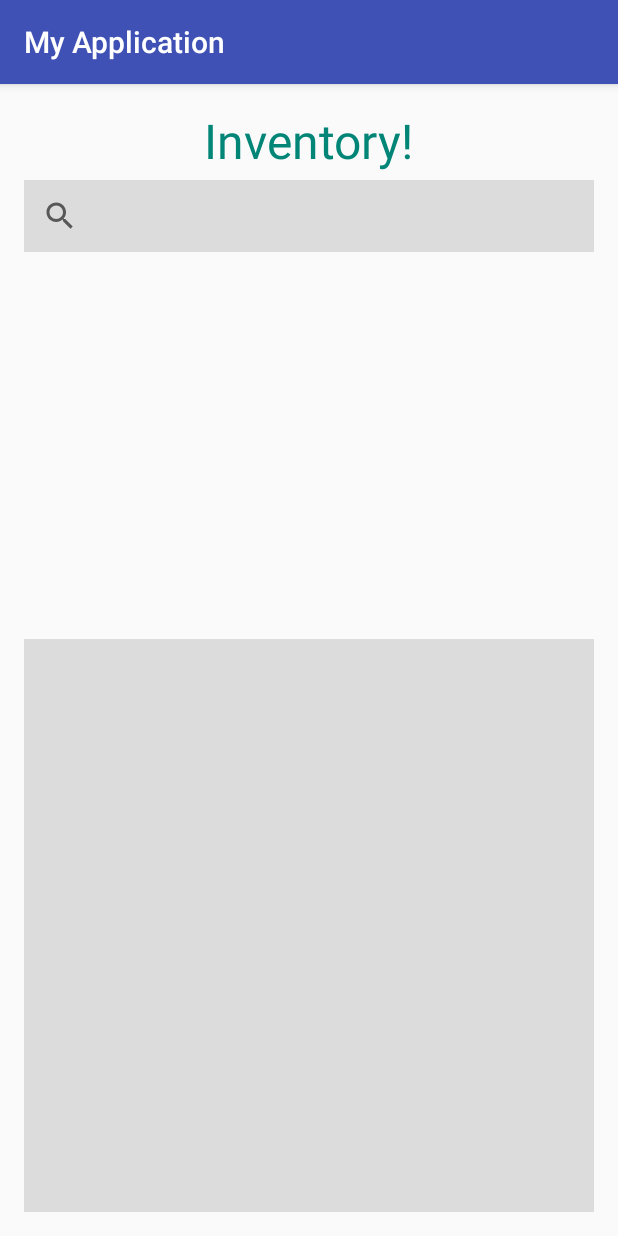
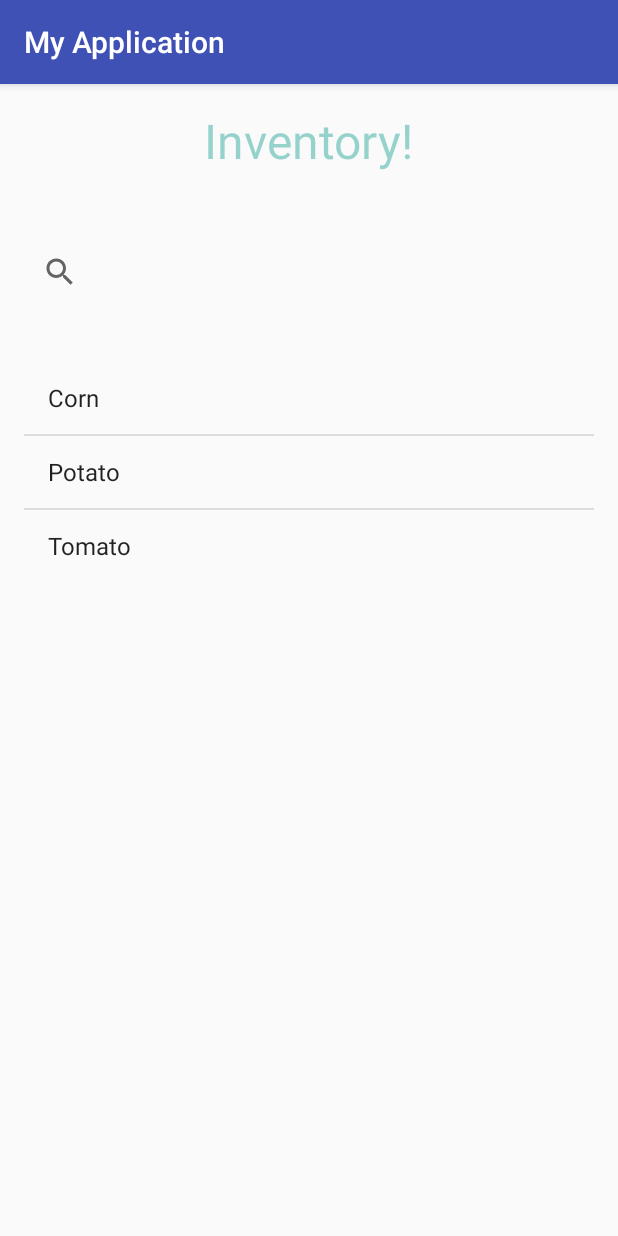
Before and after one commit to olehharkusha93/Inventory-Management-App, an Android app: the DatabaseInvetoryActivity screen opened directly, with no data from a screen before it, on a phone screen of 412 x 824 dp. Run offline under Robolectric (Android 15) with nearby library versions, the phone set to English and light mode, and no system bars.

```diff
--- a/Android/Android_InvManagement/MyApplication/app/src/main/AndroidManifest.xml
+++ b/Android/Android_InvManagement/MyApplication/app/src/main/AndroidManifest.xml
@@ -2,7 +2,10 @@
 <manifest xmlns:android="http://schemas.android.com/apk/res/android"
     package="com.example.oleh.myapplication">
 
+    <uses-permission android:name="android.permission.INTERNET"/>
+
     <application
+        android:name="com.example.oleh.myapplication.App"
         android:allowBackup="true"
         android:icon="@mipmap/ic_launcher"
         android:label="@string/app_name"
--- a/Android/Android_InvManagement/MyApplication/app/src/main/java/com/example/oleh/myapplication/DatabaseInvetoryActivity.java
+++ b/Android/Android_InvManagement/MyApplication/app/src/main/java/com/example/oleh/myapplication/DatabaseInvetoryActivity.java
@@ -1,23 +1,85 @@
 package com.example.oleh.myapplication;
 
+import android.app.ListActivity;
+import android.app.ProgressDialog;
+import android.os.AsyncTask;
 import android.support.v7.app.AppCompatActivity;
 import android.os.Bundle;
+import android.support.v7.widget.DecorToolbar;
 import android.support.v7.widget.SearchView;
+import android.util.Log;
+import android.widget.ArrayAdapter;
 import android.widget.ListView;
 import android.widget.TextView;
 
+import io.cloudboost.CloudException;
+import io.cloudboost.CloudObject;
+import io.cloudboost.CloudObjectArrayCallback;
+import io.cloudboost.CloudQuery;
+
 public class DatabaseInvetoryActivity extends AppCompatActivity {
+
     TextView text;
-    ListView list;
-    SearchView search;
+    ListView listView;
+    String[] food = {"Corn", "Potato", "Tomato"};
+    CloudQuery itemList;
+    ArrayAdapter<String> adapter;
+    public ProgressDialog pdialog;
+
 
     @Override
     protected void onCreate(Bundle savedInstanceState) {
         super.onCreate(savedInstanceState);
         setContentView(R.layout.activity_database_invetory);
+        pdialog=new ProgressDialog(this);
 
-        text = (TextView)findViewById(R.id.inventoryLabel);
-        //search = (SearchView)findViewById(R.id.searchView);
-        //list = (ListView)findViewById(R.id.invList);
+        text = (TextView) findViewById(R.id.testText);
+        listView = (ListView)findViewById(R.id.listView);
+        adapter = new ArrayAdapter<String>(this,android.R.layout.simple_list_item_1,food);
+        //adapter = new ArrayAdapter<String>(this,q, itemList);
+        listView.setAdapter(adapter);
+        // search = (SearchView)findViewById(R.id.searchView);
+        //new Query().execute();
+
+    }
+
+     public class Query extends AsyncTask<String, String, String> {
+         @Override
+        protected void onPreExecute()
+        {
+            super.onPreExecute();
+            pdialog.setMessage("Searching...");
+            pdialog.show();
+        }
+        @Override
+        protected String doInBackground(String... args) {
+            final CloudQuery query = new CloudQuery("Test");
+            try {
+                //test = new CloudQuery[]{query.all("Test")};
+                //final CloudQuery[] test = new CloudQuery[]{query.all("Test")};
+                //itemList = query.all("Test");
+                query.find(new CloudObjectArrayCallback() {
+                    @Override
+                    public void done(CloudObject[] x, CloudException t) throws CloudException {
+                        if (x != null) {
+                            //adapter = new ArrayAdapter<String>(this,CloudQuery[0],test);
+
+                            Log.d("Test", "not null");
+                        } else {
+                            Log.d("Test", "is null");
+                        }
+                        if (t != null) {
+                            Log.d("Test", "not null");
+                        } else {
+                            Log.d("Test", "is null");
+                        }
+                    }
+                });
+            } catch (CloudException e) {
+                e.printStackTrace();
+            }
+            return null;
+
+        }
     }
 }
--- a/Android/Android_InvManagement/MyApplication/app/src/main/java/com/example/oleh/myapplication/RegisterRequest.java
+++ b/Android/Android_InvManagement/MyApplication/app/src/main/java/com/example/oleh/myapplication/RegisterRequest.java
@@ -1,4 +1,4 @@
-package com.example.oleh.myapplication;
+/*package com.example.oleh.myapplication;
 
 import android.app.Application;
 import android.util.Log;
@@ -29,4 +29,4 @@ public class RegisterRequest extends Application
 
     }
 
-}
+}*/
--- a/Android/Android_InvManagement/MyApplication/app/src/main/res/layout/activity_database_invetory.xml
+++ b/Android/Android_InvManagement/MyApplication/app/src/main/res/layout/activity_database_invetory.xml
@@ -8,41 +8,53 @@
     android:paddingRight="@dimen/activity_horizontal_margin"
     android:paddingTop="@dimen/activity_vertical_margin"
     tools:context="com.example.oleh.myapplication.DatabaseInvetoryActivity">
+
+    <LinearLayout
+        android:orientation="vertical"
+        android:layout_width="wrap_content"
+        android:layout_height="match_parent"
+        android:layout_alignParentLeft="true"
+        android:layout_alignParentStart="true"
+        android:weightSum="1"
+        android:layout_alignParentRight="true"
+        android:layout_alignParentEnd="true">
+
         <TextView
             android:layout_width="wrap_content"
             android:layout_height="wrap_content"
             android:text="Inventory!"
-        android:id="@+id/inventoryLabel"
+            android:id="@+id/testText"
             android:textSize="32dp"
-        android:textColor="@color/accent_material_light"
+            android:textColor="@color/highlighted_text_material_light"
             android:layout_above="@+id/contButton"
             android:layout_centerHorizontal="true"
-        android:layout_marginBottom="52dp" />
+            android:layout_marginBottom="42dp"
+            android:layout_gravity="center_horizontal" />
 
-    <FrameLayout
-        android:layout_width="match_parent"
-        android:layout_height="match_parent"
-        android:layout_alignParentTop="true"
-        android:layout_alignParentLeft="true"
-        android:layout_alignParentStart="true"
-        android:id="@+id/MainLayout"
-        android:layout_marginTop="48dp">
+        <LinearLayout
+            android:orientation="vertical"
+            android:layout_width="fill_parent"
+            android:layout_height="wrap_content"
+            android:layout_weight="0.08">
 
             <SearchView
+                android:layout_width="wrap_content"
+                android:layout_height="wrap_content"
+                android:id="@+id/searchView" />
+        </LinearLayout>
+
+        <LinearLayout
+            android:orientation="vertical"
             android:layout_width="match_parent"
             android:layout_height="wrap_content"
-            android:id="@+id/searchView"
-            android:layout_gravity="left|top"
-            android:background="@color/abc_color_highlight_material" />
+            android:layout_weight="0.99">
 
             <ListView
-            android:layout_width="wrap_content"
-            android:layout_height="382dp"
-            android:id="@+id/invList"
-            android:layout_gravity="center_horizontal|bottom"
-            android:background="@color/abc_color_highlight_material"
-            android:clickable="true"
-            android:contextClickable="true" />
-    </FrameLayout>
+                android:layout_width="match_parent"
+                android:layout_height="wrap_content"
+                android:id="@+id/listView"
+                android:layout_gravity="center_horizontal" />
+        </LinearLayout>
+    </LinearLayout>
 
 </RelativeLayout>
--- a/Android/Android_InvManagement/MyApplication/app/src/main/res/layout/activity_register.xml
+++ b/Android/Android_InvManagement/MyApplication/app/src/main/res/layout/activity_register.xml
@@ -18,7 +18,7 @@
         android:layout_alignParentStart="true"
         android:layout_alignParentRight="true"
         android:layout_alignParentEnd="true"
-        android:hint="Name" />
+        android:hint="Enter an e-mail" />
 
     <EditText
         android:layout_width="wrap_content"
@@ -29,7 +29,7 @@
         android:layout_alignParentStart="true"
         android:layout_alignRight="@+id/etName"
         android:layout_alignEnd="@+id/etName"
-        android:hint="Username/E-mail" />
+        android:hint="Name/Username" />
 
     <EditText
         android:layout_width="wrap_content"
```
Also changed, not shown: Android/Android_InvManagement/MyApplication/app/src/main/java/com/example/oleh/myapplication/App.java (added, +25 -0 lines), Android/Android_InvManagement/MyApplication/app/src/main/java/com/example/oleh/myapplication/LoginActivity.java (+73 -4 lines), Android/Android_InvManagement/MyApplication/app/src/main/java/com/example/oleh/myapplication/RegisterActivity.java (+13 -14 lines). Lines whose indentation alone changed are shown as unchanged.
